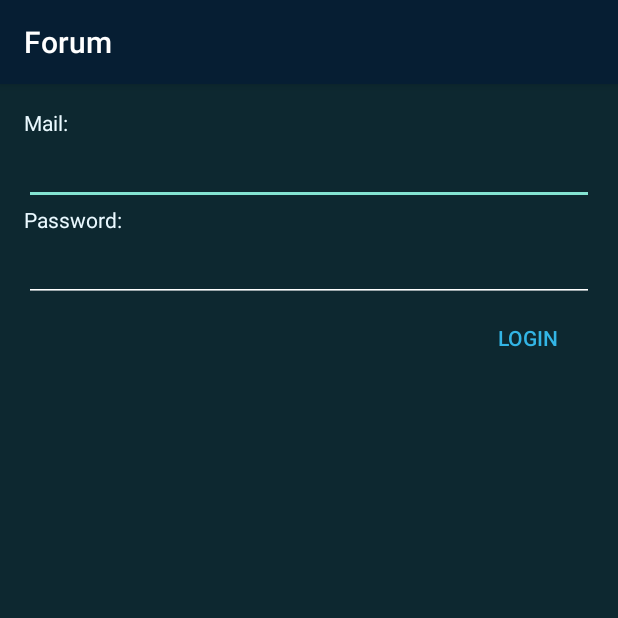
After one commit to HotoPiano/Oblig-2-Apputvikling-Forum, an Android app: the fragment LoginFragment shown on its own in the app's theme, on a phone screen of 412 x 824 dp, the top half of it. The commit adds this screen. Run offline under Robolectric (Android 15) with nearby library versions, the phone set to English and light mode, and no system bars.

Commit message:
Adding login settings

```diff
--- /dev/null
+++ b/app/src/main/java/app/forum/LoginFragment.java
@@ -0,0 +1,40 @@
+package app.forum;
+
+
+import android.os.Bundle;
+import android.support.v4.app.Fragment;
+import android.view.LayoutInflater;
+import android.view.View;
+import android.view.ViewGroup;
+import android.widget.EditText;
+
+
+/**
+ * A simple {@link Fragment} subclass.
+ */
+public class LoginFragment extends Fragment
+{
+
+
+    public LoginFragment()
+    {
+        // Required empty public constructor
+    }
+
+
+    @Override
+    public View onCreateView(LayoutInflater inflater, ViewGroup container, Bundle savedInstanceState)
+    {
+        // Inflate the layout for this fragment
+        View view = inflater.inflate(R.layout.fragment_login, container, false);
+
+        EditText loginPText = (EditText)view.findViewById(R.id.login_username);
+
+
+
+        EditText passwordText = (EditText)view.findViewById(R.id.login_username);
+
+        return view;
+    }
+
+}
--- a/app/src/main/java/app/forum/SettingsActivity.java
+++ b/app/src/main/java/app/forum/SettingsActivity.java
@@ -5,10 +5,14 @@ import android.os.Bundle;
 
 public class SettingsActivity extends Activity
 {
+    boolean loggedIn = false;
     @Override
     protected void onCreate(Bundle savedInstanceState)
     {
         super.onCreate(savedInstanceState);
-        setContentView(R.layout.activity_settings);
+        if(loggedIn)
+            setContentView(R.layout.activity_settings);
+        else
+            setContentView(R.layout.fragment_login);
     }
 }
--- a/app/src/main/res/layout/activity_settings.xml
+++ b/app/src/main/res/layout/activity_settings.xml
@@ -5,7 +5,11 @@
     android:id="@+id/activity_settings"
     android:layout_width="match_parent"
     android:layout_height="match_parent"
-    tools:context="app.forum.MainActivity">
+    tools:context="app.forum.MainActivity"
+    android:paddingBottom="@dimen/activity_vertical_margin"
+    android:paddingLeft="@dimen/activity_horizontal_margin"
+    android:paddingRight="@dimen/activity_horizontal_margin"
+    android:paddingTop="@dimen/activity_vertical_margin">
 
     <fragment
         android:layout_width="match_parent"
--- /dev/null
+++ b/app/src/main/res/layout/fragment_login.xml
@@ -0,0 +1,40 @@
+<LinearLayout
+    xmlns:android="http://schemas.android.com/apk/res/android"
+    xmlns:tools="http://schemas.android.com/tools"
+    android:layout_width="match_parent"
+    android:layout_height="match_parent"
+    android:orientation="vertical"
+    tools:context="app.forum.LoginFragment"
+    android:paddingBottom="@dimen/activity_vertical_margin"
+    android:paddingLeft="@dimen/activity_horizontal_margin"
+    android:paddingRight="@dimen/activity_horizontal_margin"
+    android:paddingTop="@dimen/activity_vertical_margin">
+
+    <TextView
+        android:layout_width="match_parent"
+        android:layout_height="wrap_content"
+        android:text="@string/mail"/>
+    <EditText
+        android:layout_width="match_parent"
+        android:layout_height="wrap_content"
+        android:id="@+id/login_username"/>
+
+    <TextView
+        android:layout_width="match_parent"
+        android:layout_height="wrap_content"
+        android:text="@string/password"/>
+    <EditText
+        android:layout_width="match_parent"
+        android:layout_height="wrap_content"
+        android:id="@+id/login_password"/>
+
+    <Button
+        android:layout_width="wrap_content"
+        android:layout_height="wrap_content"
+        android:id="@+id/login_button"
+        android:text="@string/login"
+        android:layout_gravity="end"
+        android:background="@android:color/transparent"
+        android:textColor="@android:color/holo_blue_light"/>
+
+</LinearLayout>
--- a/app/src/main/res/layout/post.xml
+++ b/app/src/main/res/layout/post.xml
@@ -1,7 +1,7 @@
 <?xml version="1.0" encoding="utf-8"?>
 <LinearLayout xmlns:android="http://schemas.android.com/apk/res/android"
               xmlns:app="http://schemas.android.com/apk/res-auto"
-              xmlns:tools="http://schemas.android.com/tools" android:orientation="vertical"
+              android:orientation="vertical"
               android:layout_width="match_parent"
               android:layout_height="wrap_content"
               android:paddingBottom="@dimen/activity_vertical_margin"
--- a/app/src/main/res/values/strings.xml
+++ b/app/src/main/res/values/strings.xml
@@ -1,3 +1,6 @@
 <resources>
     <string name="app_name">Forum</string>
+    <string name="mail">Mail:</string>
+    <string name="password">Password:</string>
+    <string name="login">Login</string>
 </resources>
```
Also changed, not shown: app/src/main/java/app/forum/MainActivity.java (+12 -0 lines), app/src/main/res/layout-land/post.xml (+26 -14 lines).
